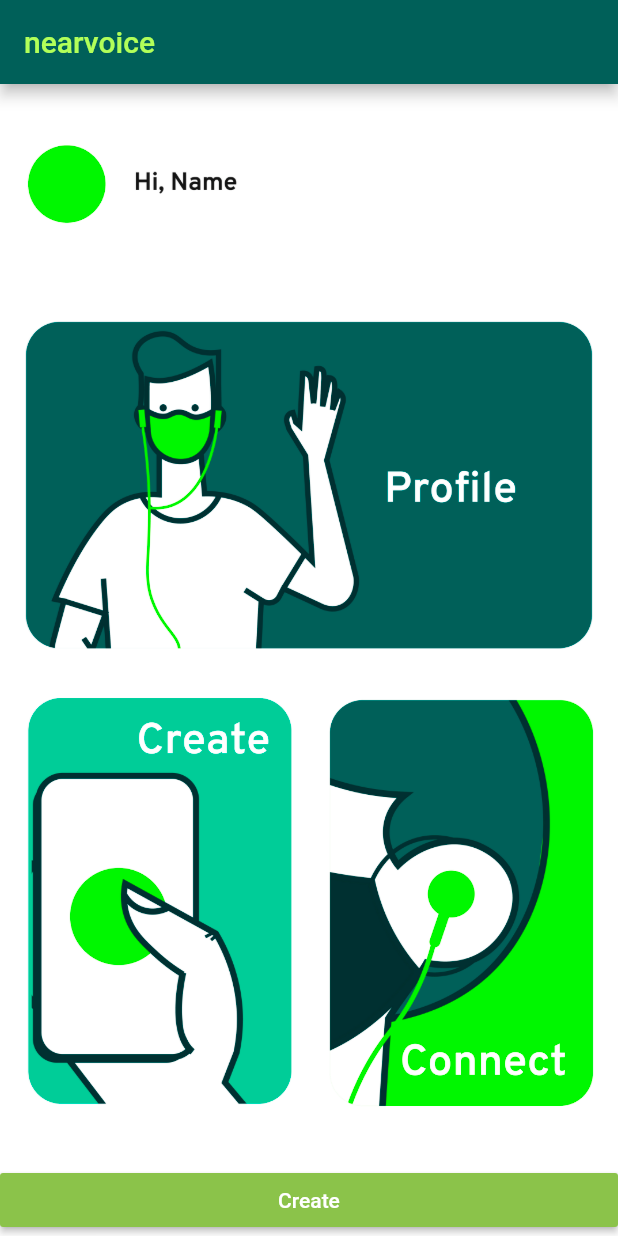
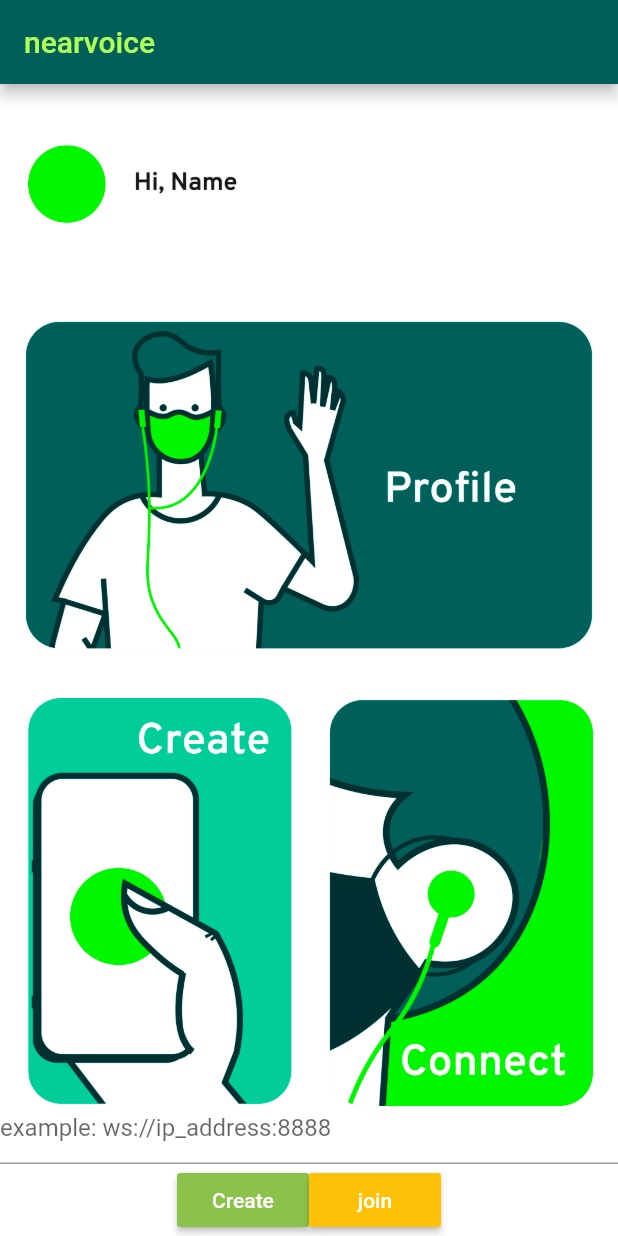
Before and after one commit to vladPB27/near_voice, a Flutter app: the screen it shows after launch, on a phone screen of 412 x 824 dp. Run offline on Flutter 3.47's test engine with Material 2 defaults, Android fonts, the phone set to English and light mode, and no system bars; our stand-ins replace hexcolor.

Commit message:
apk released

```diff
--- a/lib/main.dart
+++ b/lib/main.dart
@@ -2,6 +2,7 @@ import 'dart:async';
 import 'package:flutter/material.dart';
 
 import 'dart:io';
+
 // import 'package:sound_stream/sound_stream.dart';
 import 'package:near_voice/sound_stream.dart';
 import 'package:web_socket_channel/io.dart';
@@ -11,9 +12,8 @@ import 'package:hexcolor/hexcolor.dart';
 const _PORT = 8888;
 // const _SERVER_URL = 'ws://192.168.71.10:8888';
 // const _SERVER_URL = 'ws://192.168.1.22:8888';
-// const _SERVER_URL = 'ws://192.168.71.10:8888';
 
-// const _SERVER_URL = 'ws://192.168.71.115';
+const _SERVER_URL = 'ws://192.168.71.10:8888';
 var ipPhone;
 
 void main() {
@@ -42,7 +42,6 @@ void main() {
 //   }
 // }
 
-
 class MyApp extends StatefulWidget {
   @override
   _MyAppState createState() => _MyAppState();
@@ -61,8 +60,8 @@ class _MyAppState extends State<MyApp> {
   StreamSubscription _playerStatus;
   StreamSubscription _audioStream;
 
-  // final channel = IOWebSocketChannel.connect(_SERVER_URL);
-  final channel = IOWebSocketChannel.connect("ws://${ipPhone}:8888");
+  final channel = IOWebSocketChannel.connect(_SERVER_URL);
+  // final channel = IOWebSocketChannel.connect("ws://${ipPhone}:8888");
 
   @override
   void initState() {
@@ -76,7 +75,7 @@ class _MyAppState extends State<MyApp> {
     ///ip address
     NetworkInterface.list(includeLoopback: false, type: InternetAddressType.any)
         .then((List<NetworkInterface> interfaces) {
-      setState( () {
+      setState(() {
         _networkInterface = "";
         interfaces.forEach((interface) {
           // _networkInterface += "### name: ${interface.name}\n";
@@ -92,7 +91,6 @@ class _MyAppState extends State<MyApp> {
         });
       });
     });
-
   }
 
   @override
@@ -105,7 +103,6 @@ class _MyAppState extends State<MyApp> {
 
   // Platform messages are asynchronous, so we initialize in an async method.
   Future<void> initPlugin() async {
-
     channel.stream.listen((event) async {
       print(event);
       if (_isPlaying) _player.writeChunk(event);
@@ -155,7 +152,6 @@ class _MyAppState extends State<MyApp> {
   //   }
   // }
 
-
   void _startRecord() async {
     await _player.stop();
     await _recorder.start();
@@ -177,7 +173,8 @@ class _MyAppState extends State<MyApp> {
     return MaterialApp(
       home: Scaffold(
         appBar: AppBar(
-          title: Text('nearvoice',
+          title: Text(
+            'nearvoice',
             style: TextStyle(color: Colors.lightGreenAccent),
           ),
           backgroundColor: HexColor('#006059'),
@@ -186,9 +183,7 @@ class _MyAppState extends State<MyApp> {
           decoration: BoxDecoration(
               image: DecorationImage(
                   image: AssetImage('assets/nearvoicefont.jpg'),
-                  fit: BoxFit.cover
-              )
-          ),
+                  fit: BoxFit.cover)),
           child: Column(
             crossAxisAlignment: CrossAxisAlignment.stretch,
             mainAxisAlignment: MainAxisAlignment.end,
@@ -212,9 +207,10 @@ class _MyAppState extends State<MyApp> {
               RaisedButton(
                 color: Colors.lightGreen,
                 textColor: Colors.white,
-                onPressed: (){
+                onPressed: () {
                   // Navigator.of(context).push(MaterialPageRoute(builder: (context) => Home2()));
-                  Navigator.push(context,
+                  Navigator.push(
+                    context,
                     MaterialPageRoute(builder: (context) => InitialPage()),
                   );
                 },
@@ -234,7 +230,8 @@ class InitialPage extends StatelessWidget {
   Widget build(BuildContext context) {
     return Scaffold(
       appBar: AppBar(
-        title: Text('nearvoice',
+        title: Text(
+          'nearvoice',
           style: TextStyle(color: Colors.lightGreenAccent),
         ),
         backgroundColor: HexColor('#006059'),
@@ -243,17 +240,24 @@ class InitialPage extends StatelessWidget {
         decoration: BoxDecoration(
             image: DecorationImage(
                 image: AssetImage('assets/app-04-home.jpg'),
-                fit: BoxFit.cover
-            )
-        ),
+                fit: BoxFit.cover)),
         child: Column(
           crossAxisAlignment: CrossAxisAlignment.stretch,
           mainAxisAlignment: MainAxisAlignment.end,
           children: [
+            TextField(
+              decoration: InputDecoration(
+                border: UnderlineInputBorder(),
+                hintText: 'example: ws://ip_address:8888'
+              ),
+            ),
+            Row(
+              mainAxisAlignment: MainAxisAlignment.center,
+              children: [
                 RaisedButton(
                   color: Colors.lightGreen,
                   textColor: Colors.white,
-              onPressed: (){
+                  onPressed: () {
                     Navigator.push(
                       context,
                       MaterialPageRoute(builder: (context) => MyApp()),
@@ -262,7 +266,17 @@ class InitialPage extends StatelessWidget {
                   },
                   // onPressed: () => Navigator.pushNamed(context, "Home2"),
                   child: Text('Create'),
-            )
+                ),
+                RaisedButton(
+                  color: Colors.amber,
+                  textColor: Colors.white,
+                  onPressed: () {
+
+                  },
+                  child: Text('join'),
+                ),
+              ],
+            ),
           ],
         ),
       ),
@@ -270,20 +284,18 @@ class InitialPage extends StatelessWidget {
   }
 }
 
-void showText(){
+void showText() {
   print('test of a function');
 }
 
 void _runServer() async {
-
   for (var interface in await NetworkInterface.list()) {
     print('== Interface: ${interface.name} ==');
     print("ipmobile: ${interface.addresses[0]}");
     print("ipmobile: ${interface}");
     for (var addr in interface.addresses) {
       print(
-          '${addr.address} ${addr.host} ${addr.isLoopback} ${addr
-              .rawAddress} ${addr.type.name}');
+          '${addr.address} ${addr.host} ${addr.isLoopback} ${addr.rawAddress} ${addr.type.name}');
       if (addr.address.substring(0, 3) == '192') {
         ipPhone = addr.address;
         print("ip phone: ${ipPhone}");
@@ -292,10 +304,10 @@ void _runServer() async {
   }
 
   final connections = Set<WebSocket>();
-  // HttpServer.bind('192.168.71.10', _PORT).then((HttpServer server) {
+  HttpServer.bind('192.168.71.10', _PORT).then((HttpServer server) { //ip static
+  // HttpServer.bind(ipPhone.toString(), _PORT).then((HttpServer server) { //own ip address
     print("ip phone server: $ipPhone");
-  HttpServer.bind(ipPhone.toString(), _PORT).then((HttpServer server) {
-    print('[+]WebSocket listening at -- ws://192.168.71.115:$_PORT/');
+    print('[+]WebSocket listening at -- ws://ip_address:$_PORT/');
     server.listen((HttpRequest request) {
       WebSocketTransformer.upgrade(request).then((WebSocket ws) {
         connections.add(ws);
```
Also changed, not shown: 1 other file. Lines whose indentation alone changed are shown as unchanged.
